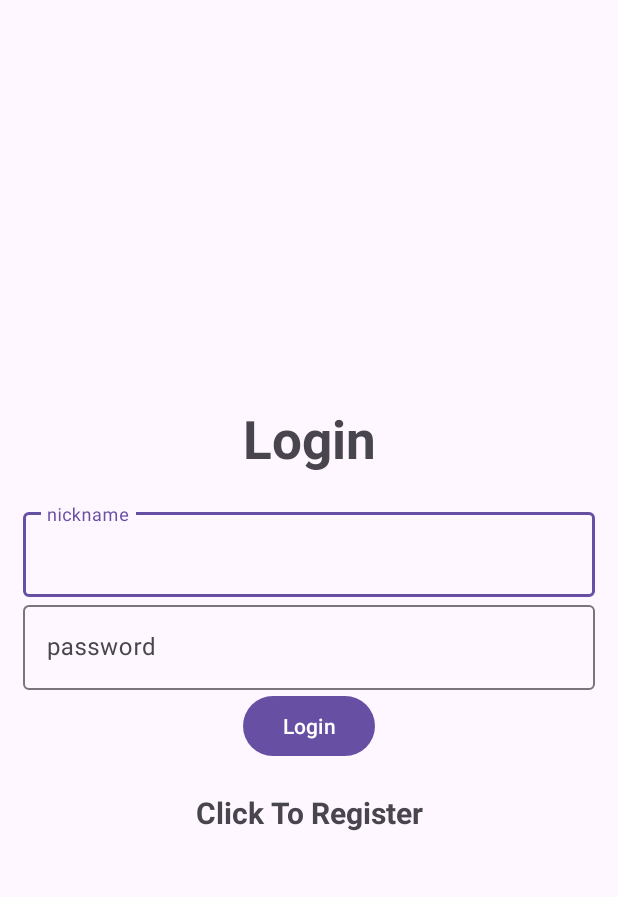
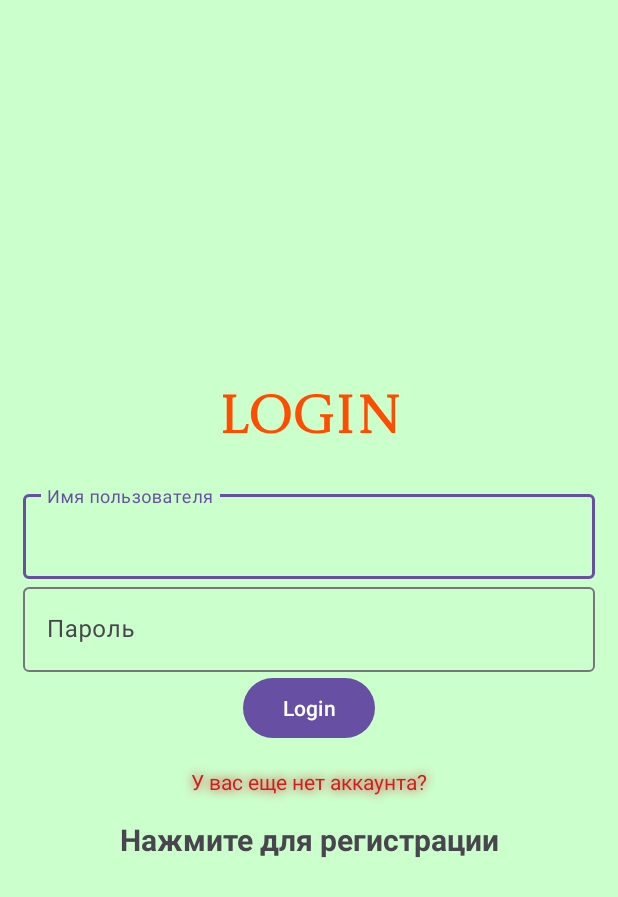
Before and after one commit to haruspex47/lab3-os, an Android app built with Jetpack Compose: the screen it shows after launch (Login), on a phone screen of 412 x 824 dp. Shown: the top 897 px of the screen. Run offline under Robolectric (Android 15) with nearby library versions, the phone set to English and light mode, and no system bars; our stand-ins replace Firebase (no records; nobody signed in at launch, a user with empty details on screens opened directly).

Commit message:
пусто

```diff
--- a/app/src/main/java/com/example/game/Login.java
+++ b/app/src/main/java/com/example/game/Login.java
@@ -15,6 +15,8 @@ import android.widget.Toast;
 import com.google.android.gms.tasks.OnCompleteListener;
 import com.google.android.gms.tasks.Task;
 import com.google.android.material.textfield.TextInputEditText;
+import com.google.firebase.FirebaseApp;
+import com.google.firebase.FirebaseOptions;
 import com.google.firebase.auth.AuthResult;
 import com.google.firebase.auth.FirebaseAuth;
 import com.google.firebase.auth.FirebaseUser;
@@ -26,6 +28,18 @@ public class Login extends AppCompatActivity {
     FirebaseAuth mAuth;
     ProgressBar progressBar;
     TextView textView;
+
+//    FirebaseOptions options = new FirebaseOptions.Builder()
+//            .setApplicationId("1:531062256335:android:d0909833c6017090e7fdba")
+//            .setApiKey("AIzaSyAt1njugd78ANSSXqLroml9d22Ujz6c6HQ")
+//            .setDatabaseUrl("https://osdatabase-2a526-default-rtdb.firebaseio.com/")
+//            .build();
+//
+//    // Initialize with secondary app
+//    FirebaseApp app = FirebaseApp.initializeApp(getApplicationContext(), options, "secondary");
+//
+//    // Retrieve secondary FirebaseApp
+//    FirebaseApp secondary = FirebaseApp.getInstance("secondary");
 
     @Override
     public void onStart() {
@@ -43,7 +57,7 @@ public class Login extends AppCompatActivity {
         super.onCreate(savedInstanceState);
         setContentView(R.layout.activity_login);
 
-        mAuth = FirebaseAuth.getInstance();
+        mAuth = FirebaseAuth.getInstance(/*secondary*/);
         editTextEmail = findViewById(R.id.email);
         editTextPassword = findViewById(R.id.password);
         buttonLogin = findViewById(R.id.btn_login);
--- a/app/src/main/res/layout/activity_login.xml
+++ b/app/src/main/res/layout/activity_login.xml
@@ -5,12 +5,15 @@
     android:layout_width="match_parent"
     android:orientation="vertical"
     android:padding="15dp"
+    android:background="#cbffcc"
     android:gravity="center"
     android:layout_height="match_parent"
     tools:context=".Login">
 
     <TextView
         android:text="@string/login"
+        android:textColor="#ff4d00"
+        android:fontFamily="@font/castorotitlingregular"
         android:textSize="35sp"
         android:layout_marginBottom="20dp"
         android:textStyle="bold"
@@ -55,12 +58,24 @@
         android:padding="15dp"/>
 
     <TextView
+        android:id="@+id/glowingText"
+        android:text="У вас еще нет аккаунта?"
+        android:shadowColor="#cf1d1d"
+        android:shadowDx="0.0"
+        android:shadowDy="0.0"
+        android:shadowRadius="8"
+        android:textColor="#cf1d1d"
+        android:layout_height="wrap_content"
+        android:layout_width="wrap_content"
+        android:padding="15dp"
+        />
+
+    <TextView
         android:id="@+id/registerNow"
         android:text="@string/click_to_register"
         android:layout_width="match_parent"
         android:layout_height="wrap_content"
         android:textSize="20sp"
-        android:layout_marginTop="20dp"
         android:textStyle="bold"
         android:gravity="center"/>
 
--- a/app/src/main/res/values/strings.xml
+++ b/app/src/main/res/values/strings.xml
@@ -1,11 +1,11 @@
 <resources>
     <string name="app_name">My Game</string>
-    <string name="title_activity_menu">MenuActivity</string>
+    <string name="title_activity_menu">Меню</string>
     <string name="login">Login</string>
-    <string name="email">nickname</string>
-    <string name="password">password</string>
-    <string name="register">Register</string>
-    <string name="click_to_login">Click To Login</string>
-    <string name="click_to_register">Click To Register</string>
+    <string name="email">Имя пользователя</string>
+    <string name="password">Пароль</string>
+    <string name="register">Регистрация</string>
+    <string name="click_to_login">Нажмите для входа</string>
+    <string name="click_to_register">Нажмите для регистрации</string>
     <string name="logout">Выйти</string>
 </resources>
```
Also changed, not shown: app/src/main/java/com/example/game/MenuActivity.kt (+16 -3 lines), app/src/main/java/com/example/game/Register.java (+23 -1 lines), app/src/main/res/font/logosfont.xml (added, +11 -0 lines), app/src/main/res/font/castorotitlingregular.ttf (added), 1 other file.
